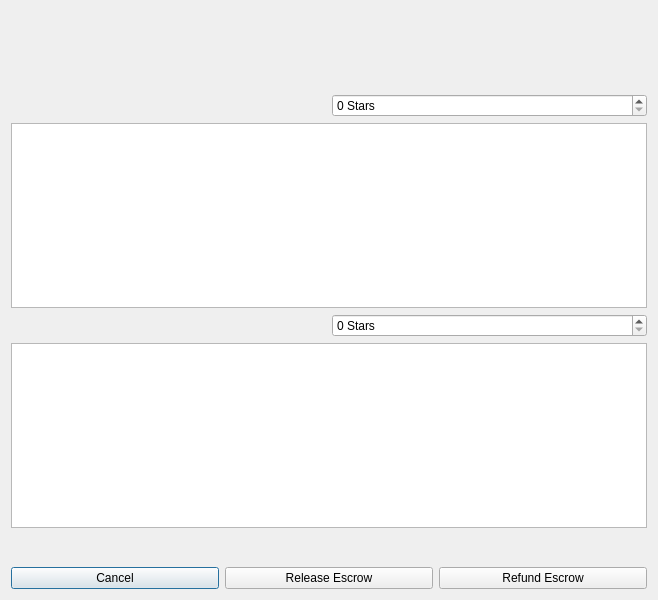
Before: the Qt Designer form src/qt/forms/manageescrowdialog.ui in greggdourgarian/syscoin2, drawn with Qt 5.
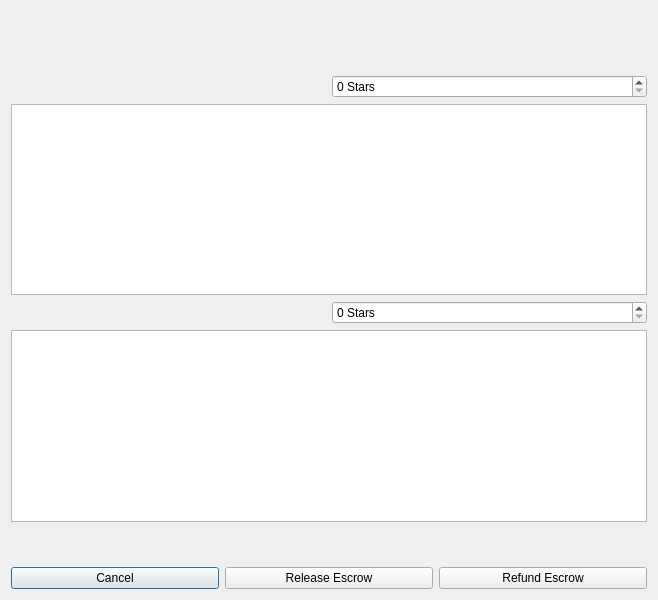
After: the same form once the commit is applied.

```diff
--- a/src/qt/forms/manageescrowdialog.ui
+++ b/src/qt/forms/manageescrowdialog.ui
@@ -45,9 +45,6 @@
        <property name="cursor">
         <cursorShape>IBeamCursor</cursorShape>
        </property>
-       <property name="text">
-        <string>&lt;html&gt;&lt;head/&gt;&lt;body&gt;&lt;p&gt;&lt;br/&gt;&lt;/p&gt;&lt;/body&gt;&lt;/html&gt;</string>
-       </property>
        <property name="wordWrap">
         <bool>true</bool>
        </property>
```
